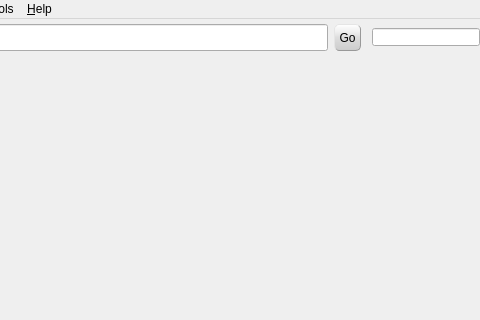
The window that mainwindow.ui (MayaPosch/WildFox) describes before a commit, drawn with Qt 5; both pictures show x 261 to 741 and y 0 to 320 of the 741 by 681 pixel window.
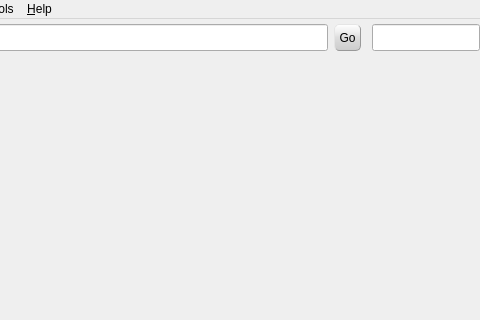
The same window after the commit. Icons and pictures are not drawn.

Commit message: Added application version to QtWebkit agent string. Added search option to the main UI. Fixed tab stops in main window.

Patch:
```diff
--- a/mainwindow.ui
+++ b/mainwindow.ui
@@ -85,6 +85,10 @@
 
 #addressBar {
 height: 25px;
+}
+
+#searchBar {
+height: 25px;
 }</string>
    </property>
    <layout class="QVBoxLayout" name="verticalLayout">
```
Left out of the diff: 10 changed lines with no effect on the pictures. The commit also changes 2 other files.
